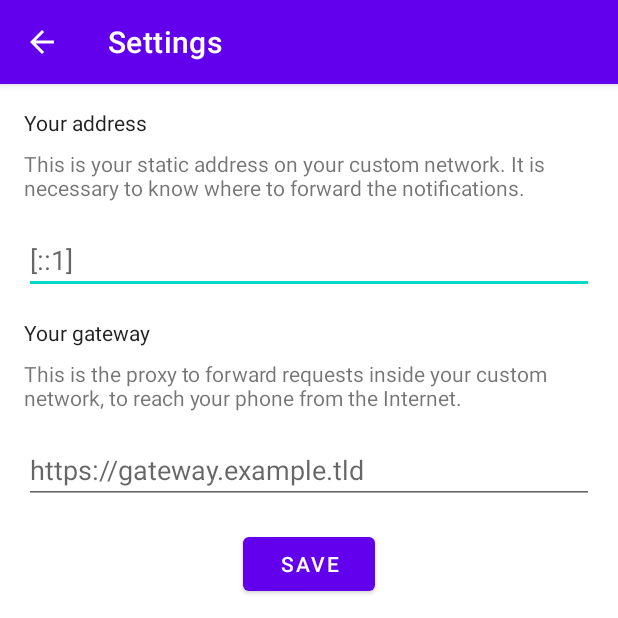
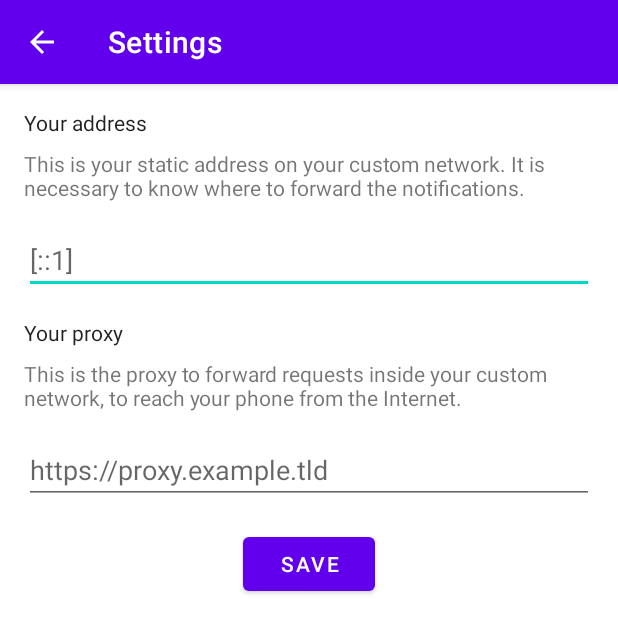
Before and after one commit to NoProvider2Push/android, an Android app: the SettingsActivity screen opened directly, with no data from a screen before it, on a phone screen of 412 x 824 dp, the top half of it. Run offline under Robolectric (Android 15) with nearby library versions, the phone set to English and light mode, and no system bars.

Commit message:
works with UP-lib 1st commit

```diff
--- a/app/src/main/java/com/flyingpanda/noprovider2push/activities/SettingsActivity.kt
+++ b/app/src/main/java/com/flyingpanda/noprovider2push/activities/SettingsActivity.kt
@@ -18,18 +18,18 @@ class SettingsActivity : AppCompatActivity() {
         prefs = getSharedPreferences("Config", Context.MODE_PRIVATE)
         setContentView(R.layout.activity_settings)
         val address = prefs?.getString("address", "")
-        val gateway = prefs?.getString("gateway", "")
+        val proxy = prefs?.getString("proxy", "")
         findViewById<EditText>(R.id.settings_address_value).setText(address)
-        findViewById<EditText>(R.id.settings_gateway_value).setText(gateway)
+        findViewById<EditText>(R.id.settings_proxy_value).setText(proxy)
     }
 
     fun save(view: View){
         val address = findViewById<EditText>(R.id.settings_address_value).text.toString()
-        val gateway = findViewById<EditText>(R.id.settings_gateway_value).text.toString()
+        val proxy = findViewById<EditText>(R.id.settings_proxy_value).text.toString()
         Log.i("save",address)
         val editor = prefs!!.edit()
         editor.putString("address", address)
-        editor.putString("gateway", gateway)
+        editor.putString("proxy", proxy)
         editor.commit()
         val intent = Intent(this, MainActivity::class.java)
         startActivity(intent)
--- a/app/src/main/java/com/flyingpanda/noprovider2push/services/PushNotification.kt
+++ b/app/src/main/java/com/flyingpanda/noprovider2push/services/PushNotification.kt
@@ -34,7 +34,7 @@ fun notifyClient(context: Context, clientPackage: String, message: String){
             try {
                 val msg = Message.obtain(
                         null,
-                        TYPE_MESSAGE, 0, 0
+                        TYPE_DISTRIBUTOR_MESSAGE, 0, 0
                 )
                 msg.data = bundleOf("message" to message)
                 gService.send(msg)
--- a/app/src/main/res/layout/activity_settings.xml
+++ b/app/src/main/res/layout/activity_settings.xml
@@ -56,7 +56,7 @@
         app:layout_constraintTop_toBottomOf="@+id/settings_address_value" />
 
     <EditText
-        android:id="@+id/settings_gateway_value"
+        android:id="@+id/settings_proxy_value"
         android:layout_width="0dp"
         android:layout_height="wrap_content"
         android:layout_marginStart="16dp"
@@ -78,7 +78,7 @@
         android:text="@string/settings_save_button"
         app:layout_constraintEnd_toEndOf="parent"
         app:layout_constraintStart_toStartOf="parent"
-        app:layout_constraintTop_toBottomOf="@+id/settings_gateway_value" />
+        app:layout_constraintTop_toBottomOf="@+id/settings_proxy_value" />
 
     <TextView
         android:id="@+id/textView"
--- a/app/src/main/res/values/strings.xml
+++ b/app/src/main/res/values/strings.xml
@@ -10,9 +10,9 @@
     <string name="settings_address_label">Your address</string>
     <string name="settings_address_information">This is your static address on your custom network. It is necessary to know where to forward the notifications.</string>
     <string name="settings_address_hint">[::1]</string>
-    <string name="settings_gateway_label">Your gateway</string>
+    <string name="settings_gateway_label">Your proxy</string>
     <string name="settings_gateway_information">This is the proxy to forward requests inside your custom network, to reach your phone from the Internet.</string>
-    <string name="settings_gateway_hint">https://gateway.example.tld</string>
+    <string name="settings_gateway_hint">https://proxy.example.tld</string>
     <string name="settings_save_button">Save</string>
     <string name="help"></string>
 </resources>
```
Also changed, not shown: app/src/main/java/com/flyingpanda/noprovider2push/services/Constants.kt (+16 -10 lines), app/src/main/java/com/flyingpanda/noprovider2push/services/RegisterService.kt (+7 -8 lines).
